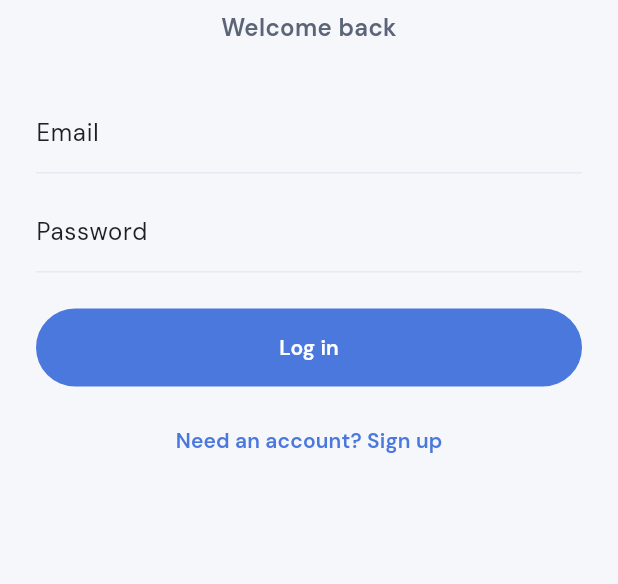
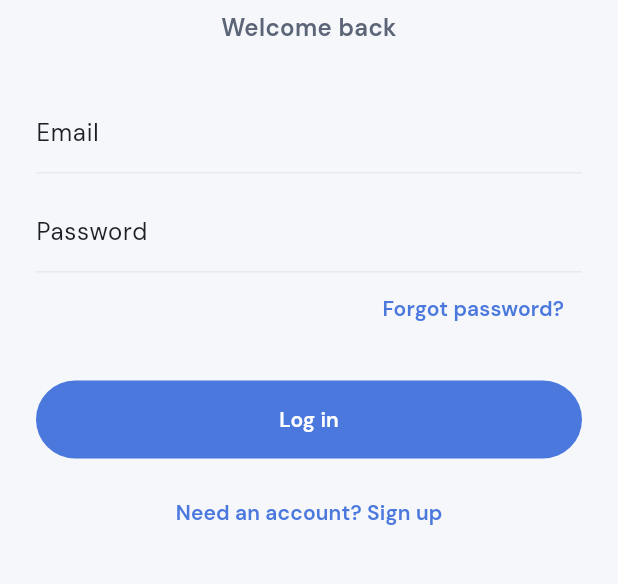
Before and after one commit to kamranibrahim/nestly, a Flutter app: the screen it shows after launch, after a tap on "Sign up", after a tap on "Already have an account? Log in", on a phone screen of 412 x 824 dp, the part 146-730 px from its top. Run offline on Flutter 3.47's test engine with Material 3 defaults, Android fonts, the phone set to English and light mode, and no system bars; our stand-ins replace cloud_firestore, drift, drift_flutter, file_picker, firebase_auth, firebase_core and 6 more; accounts and stored records are empty; generated files the repository leaves out were written again; network calls fail.

Commit message:
Ship free soft-launch polish without a paywall.
Stop seeding demo households in production, wipe local data on nest bind, and drive Home/Tasks/Lists from live nest members and calendar events so first-run feels real.

Co-authored-by: Cursor <cursoragent@cursor.com>

```diff
--- /dev/null
+++ b/lib/data/auth_errors.dart
@@ -0,0 +1,33 @@
+import 'package:firebase_auth/firebase_auth.dart';
+
+String friendlyAuthError(Object error) {
+  if (error is FirebaseAuthException) {
+    switch (error.code) {
+      case 'invalid-email':
+        return 'That email address looks invalid.';
+      case 'user-disabled':
+        return 'This account has been disabled.';
+      case 'user-not-found':
+      case 'wrong-password':
+      case 'invalid-credential':
+        return 'Email or password is incorrect.';
+      case 'email-already-in-use':
+        return 'An account already exists for that email.';
+      case 'weak-password':
+        return 'Use a password with at least 6 characters.';
+      case 'too-many-requests':
+        return 'Too many attempts. Try again in a few minutes.';
+      case 'network-request-failed':
+        return 'No network. Check your connection and try again.';
+      case 'operation-not-allowed':
+        return 'Email sign-in is not enabled yet for this project.';
+      default:
+        return error.message ?? 'Something went wrong. Please try again.';
+    }
+  }
+  final text = error.toString();
+  if (text.contains('Invite code not found')) {
+    return 'That invite code was not found.';
+  }
+  return 'Something went wrong. Please try again.';
+}
--- a/lib/data/repositories.dart
+++ b/lib/data/repositories.dart
@@ -46,7 +46,7 @@ class TaskRepository {
 
   Future<void> addTask({
     required String title,
-    String assigneeId = 'dad',
+    String assigneeId = '',
     String dueLabel = 'Today',
     String? nestId,
   }) async {
@@ -202,7 +202,7 @@ class EventRepository {
   Future<void> addEvent({
     required String title,
     required DateTime startsAt,
-    String memberId = 'dad',
+    String memberId = '',
     String category = 'Family',
     String? location,
     bool allDay = false,
--- a/lib/main.dart
+++ b/lib/main.dart
@@ -20,7 +20,6 @@ Future<void> main() async {
   await Firebase.initializeApp(options: DefaultFirebaseOptions.currentPlatform);
 
   final database = AppDatabase();
-  await database.ensureSeeded();
 
   runApp(
     ProviderScope(
--- a/lib/providers/providers.dart
+++ b/lib/providers/providers.dart
@@ -109,6 +109,10 @@ final emergencyProvider = StreamProvider<List<EmergencyEntry>>((ref) {
   return ref.watch(emergencyRepositoryProvider).watchAll();
 });
 
+enum PendingAdd { none, event, task, shopping }
+
+final pendingAddProvider = StateProvider<PendingAdd>((ref) => PendingAdd.none);
+
 final timelineProvider = StreamProvider<List<TimelineEvent>>((ref) {
   return ref.watch(timelineRepositoryProvider).watchRecent();
 });
--- a/lib/screens/auth/auth_screen.dart
+++ b/lib/screens/auth/auth_screen.dart
@@ -1,6 +1,7 @@
 import 'package:flutter/material.dart';
 import 'package:flutter_riverpod/flutter_riverpod.dart';
 
+import '../../data/auth_errors.dart';
 import '../../providers/providers.dart';
 import '../../theme/app_colors.dart';
 
@@ -18,6 +19,7 @@ class _AuthScreenState extends ConsumerState<AuthScreen> {
   bool _signUp = true;
   bool _busy = false;
   String? _error;
+  String? _info;
 
   @override
   void dispose() {
@@ -31,6 +33,7 @@ class _AuthScreenState extends ConsumerState<AuthScreen> {
     setState(() {
       _busy = true;
       _error = null;
+      _info = null;
     });
     try {
       final auth = ref.read(authRepositoryProvider);
@@ -44,7 +47,28 @@ class _AuthScreenState extends ConsumerState<AuthScreen> {
         await auth.signIn(email: _email.text, password: _password.text);
       }
     } catch (e) {
-      setState(() => _error = e.toString());
+      setState(() => _error = friendlyAuthError(e));
+    } finally {
+      if (mounted) setState(() => _busy = false);
+    }
+  }
+
+  Future<void> _forgotPassword() async {
+    final email = _email.text.trim();
+    if (email.isEmpty) {
+      setState(() => _error = 'Enter your email above, then tap Forgot password.');
+      return;
+    }
+    setState(() {
+      _busy = true;
+      _error = null;
+      _info = null;
+    });
+    try {
+      await ref.read(authRepositoryProvider).sendPasswordReset(email);
+      setState(() => _info = 'Password reset email sent. Check your inbox.');
+    } catch (e) {
+      setState(() => _error = friendlyAuthError(e));
     } finally {
       if (mounted) setState(() => _busy = false);
     }
@@ -99,11 +123,27 @@ class _AuthScreenState extends ConsumerState<AuthScreen> {
               obscureText: true,
               decoration: const InputDecoration(labelText: 'Password'),
             ),
+            if (!_signUp) ...[
+              Align(
+                alignment: Alignment.centerRight,
+                child: TextButton(
+                  onPressed: _busy ? null : _forgotPassword,
+                  child: const Text('Forgot password?'),
+                ),
+              ),
+            ],
             if (_error != null) ...[
-              const SizedBox(height: 12),
+              const SizedBox(height: 8),
               Text(
                 _error!,
                 style: const TextStyle(color: AppColors.danger, fontSize: 13),
+              ),
+            ],
+            if (_info != null) ...[
+              const SizedBox(height: 8),
+              Text(
+                _info!,
+                style: const TextStyle(color: AppColors.primary, fontSize: 13),
               ),
             ],
             const SizedBox(height: 24),
@@ -131,6 +171,7 @@ class _AuthScreenState extends ConsumerState<AuthScreen> {
                   : () => setState(() {
                         _signUp = !_signUp;
                         _error = null;
+                        _info = null;
                       }),
               child: Text(
                 _signUp
--- a/lib/screens/auth/nest_setup_screen.dart
+++ b/lib/screens/auth/nest_setup_screen.dart
@@ -2,6 +2,7 @@ import 'package:flutter/material.dart';
 import 'package:flutter/services.dart';
 import 'package:flutter_riverpod/flutter_riverpod.dart';
 
+import '../../data/auth_errors.dart';
 import '../../providers/providers.dart';
 import '../../theme/app_colors.dart';
 
@@ -78,7 +79,7 @@ class _NestSetupScreenState extends ConsumerState<NestSetupScreen> {
       await ref.read(notificationServiceProvider).init();
       ref.invalidate(nestInfoProvider);
     } catch (e) {
-      setState(() => _error = e.toString());
+      setState(() => _error = friendlyAuthError(e));
     } finally {
       if (mounted) setState(() => _busy = false);
     }
```
Also changed, not shown: lib/data/auth_repository.dart (+30 -16 lines), lib/data/db/app_database.dart (+17 -1 lines), lib/screens/about_screen.dart (added, +89 -0 lines), lib/screens/app_shell.dart (+15 -4 lines), lib/screens/calendar_screen.dart (+11 -0 lines), lib/screens/home_screen.dart (+44 -27 lines), lib/screens/more_screen.dart (+28 -13 lines), lib/screens/shopping_screen.dart (+30 -14 lines), lib/screens/tasks_screen.dart (+55 -13 lines), 6 other files.
